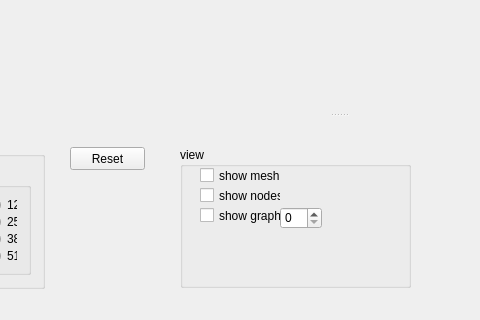
Above: dynamicfusionui.ui from dolphin-li/DynamicFusion before the change; both pictures show x 300 to 780 and y 549 to 869 of the 1278 by 869 pixel window. Below: the same form after it.
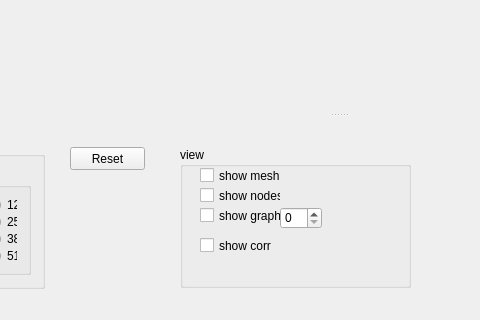
That is the form after the change. Custom widgets are drawn as their Qt base class.

```diff
--- a/dynamicfusionui.ui
+++ b/dynamicfusionui.ui
@@ -336,6 +336,19 @@
        </rect>
       </property>
      </widget>
+     <widget class="QCheckBox" name="cbShowCorr">
+      <property name="geometry">
+       <rect>
+        <x>20</x>
+        <y>90</y>
+        <width>81</width>
+        <height>17</height>
+       </rect>
+      </property>
+      <property name="text">
+       <string>show corr</string>
+      </property>
+     </widget>
     </widget>
    </widget>
   </widget>
```
